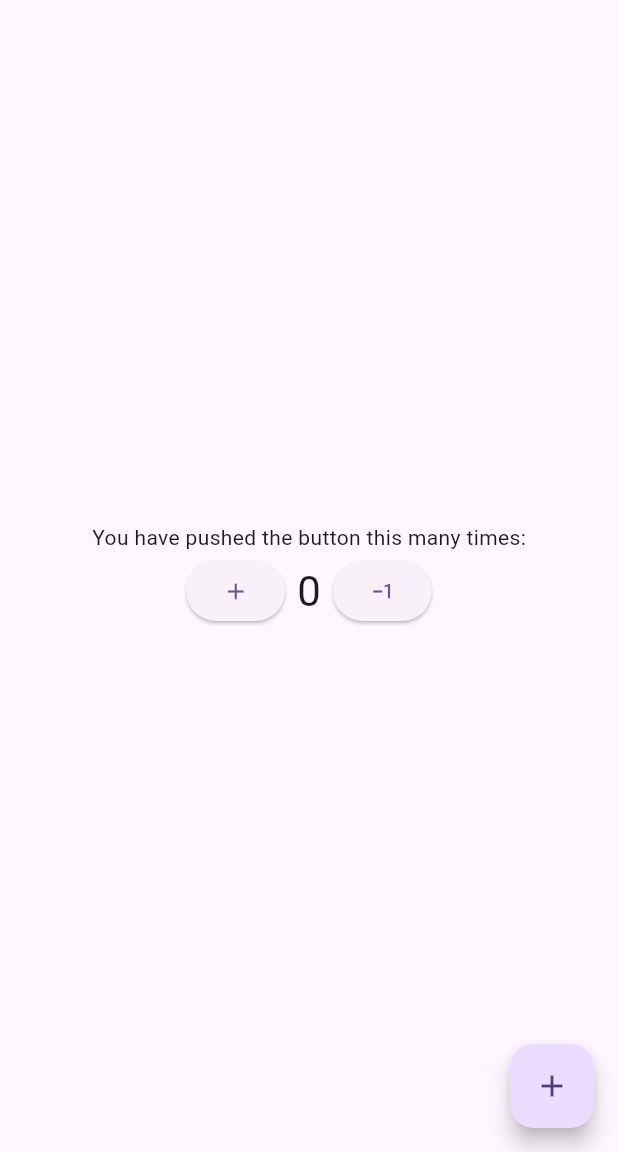
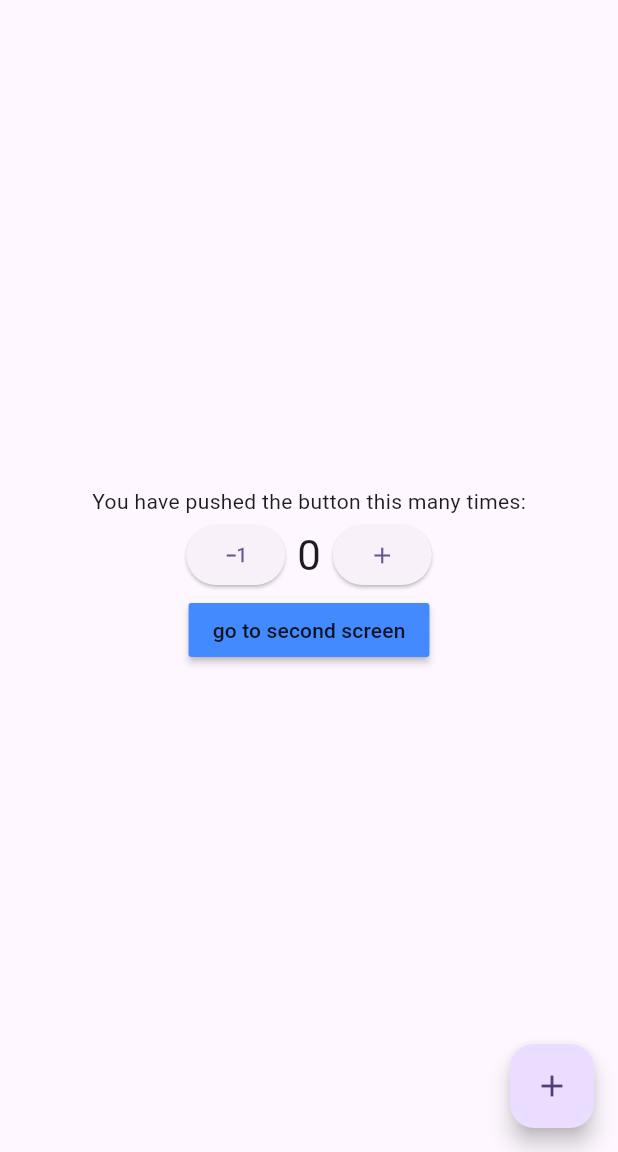
Before and after one commit to quangpg95/flutter101, a Flutter app: the screen it shows after launch, on a phone screen of 412 x 824 dp, the part 84-1236 px from its top. Run offline on Flutter 3.47's test engine with Material 2 defaults, Android fonts, the phone set to English and light mode, and no system bars; our stand-ins replace bloc, flutter_bloc.

```diff
--- a/lib/bloc/counter_cubit.dart
+++ b/lib/bloc/counter_cubit.dart
@@ -3,9 +3,11 @@ import 'package:bloc/bloc.dart';
 part 'counter_state.dart';
 
 class CounterCubit extends Cubit<CounterState> {
-  CounterCubit() : super(CounterState(countValue: 0));
+  CounterCubit() : super(CounterState(countValue: 0, incremented: false));
 
-  void increment() => emit(CounterState(countValue: state.countValue + 1));
-  void decrement() => emit(CounterState(countValue: state.countValue - 1));
+  void increment() =>
+      emit(CounterState(countValue: state.countValue + 1, incremented: true));
 
+  void decrement() =>
+      emit(CounterState(countValue: state.countValue - 1, incremented: false));
 }
--- a/lib/bloc/counter_state.dart
+++ b/lib/bloc/counter_state.dart
@@ -2,6 +2,7 @@ part of 'counter_cubit.dart';
 
 class CounterState {
   int countValue;
+  bool incremented;
 
-  CounterState({required this.countValue});
+  CounterState({required this.countValue, required this.incremented});
 }
--- /dev/null
+++ b/lib/main.dart
@@ -0,0 +1,27 @@
+import 'package:flutter/material.dart';
+import 'package:flutter_101/bloc/counter_cubit.dart';
+import 'package:flutter_101/presentation/screens/home_screen.dart';
+import 'package:flutter_bloc/flutter_bloc.dart';
+
+void main() {
+  runApp(const MyApp());
+}
+
+class MyApp extends StatelessWidget {
+  const MyApp({super.key});
+
+  @override
+  Widget build(BuildContext context) {
+    return MaterialApp(
+      title: 'Flutter Demo',
+      theme: ThemeData(
+        colorScheme: ColorScheme.fromSeed(seedColor: Colors.deepPurple),
+        useMaterial3: true,
+      ),
+      home: BlocProvider(
+        create: (context) => CounterCubit(),
+        child: HomeScreen(title: 'Flutter Demo Home Page', color: Colors.blueAccent,),
+      ),
+    );
+  }
+}
--- a/lib/screen/main.dart
+++ b/lib/presentation/screens/home_screen.dart
@@ -1,40 +1,21 @@
 import 'package:flutter/material.dart';
-import 'package:flutter_101/bloc/counter_cubit.dart';
+import 'package:flutter/widgets.dart';
+import 'package:flutter_101/presentation/screens/second_screen.dart';
 import 'package:flutter_bloc/flutter_bloc.dart';
 
-void main() {
-  runApp(const MyApp());
+import '../../bloc/counter_cubit.dart';
+
+class HomeScreen extends StatefulWidget {
+  const HomeScreen({super.key, required this.title, required this.color});
+
+  final String title;
+  final Color color;
+
+  @override
+  State<HomeScreen> createState() => _HomeScreenState();
 }
 
-class MyApp extends StatelessWidget {
-  const MyApp({super.key});
-
-  @override
-  Widget build(BuildContext context) {
-    return BlocProvider(
-      create: (context) => CounterCubit(),
-      child: MaterialApp(
-        title: 'Flutter Demo',
-        theme: ThemeData(
-          colorScheme: ColorScheme.fromSeed(seedColor: Colors.deepPurple),
-          useMaterial3: true,
-        ),
-        home: const MyHomePage(title: 'Flutter Demo Home Page'),
-      ),
-    );
-  }
-}
-
-class MyHomePage extends StatefulWidget {
-  const MyHomePage({super.key, required this.title});
-
-  final String title;
-
-  @override
-  State<MyHomePage> createState() => _MyHomePageState();
-}
-
-class _MyHomePageState extends State<MyHomePage> {
+class _HomeScreenState extends State<HomeScreen> {
   int _counter = 0;
 
   void _incrementCounter() {
@@ -62,14 +43,15 @@ class _MyHomePageState extends State<MyHomePage> {
               children: [
                 ElevatedButton(
                     onPressed: () {
-                      BlocProvider.of<CounterCubit>(context).increment();
+                      BlocProvider.of<CounterCubit>(context).decrement();
                     },
-                    child: const Icon(Icons.add)),
+                    child: const Icon(Icons.exposure_minus_1)),
                 Padding(
                   padding: const EdgeInsets.all(8.0),
                   child: BlocConsumer<CounterCubit, CounterState>(
                     listener: (context, state) {
-                      final snackBar = SnackBar(content: Text(state.countValue.toString()));
+                      final snackBar =
+                          SnackBar(content: Text(state.incremented.toString()));
                       ScaffoldMessenger.of(context).showSnackBar(snackBar);
                     },
                     builder: (context, state) {
@@ -83,11 +65,20 @@ class _MyHomePageState extends State<MyHomePage> {
                 ),
                 ElevatedButton(
                     onPressed: () {
-                      BlocProvider.of<CounterCubit>(context).decrement();
+                      BlocProvider.of<CounterCubit>(context).increment();
                     },
-                    child: const Icon(Icons.exposure_minus_1))
+                    child: const Icon(Icons.add))
               ],
             ),
+            MaterialButton(
+              onPressed: () {
+                Navigator.of(context).push(MaterialPageRoute(builder: (context) => SecondScreen(
+                  title: 'Second Screen', color: Colors.redAccent,
+                )));
+              },
+              child: Text('go to second screen'),
+              color: widget.color,
+            )
           ],
         ),
       ),
--- a/pubspec.yaml
+++ b/pubspec.yaml
@@ -11,11 +11,15 @@ dependencies:
     sdk: flutter
   cupertino_icons: ^1.0.2
   flutter_bloc: ^8.1.2
+  equatable: ^2.0.0
+  bloc_test: ^9.0.0
+  test: ^1.24.1
 
 dev_dependencies:
   flutter_test:
     sdk: flutter
   flutter_lints: ^2.0.0
 
+
 flutter:
   uses-material-design: true
```
Also changed, not shown: lib/presentation/screens/second_screen.dart (added, +87 -0 lines), lib/presentation/screens/third_screen.dart (added), pubspec.lock, 1 other file.
